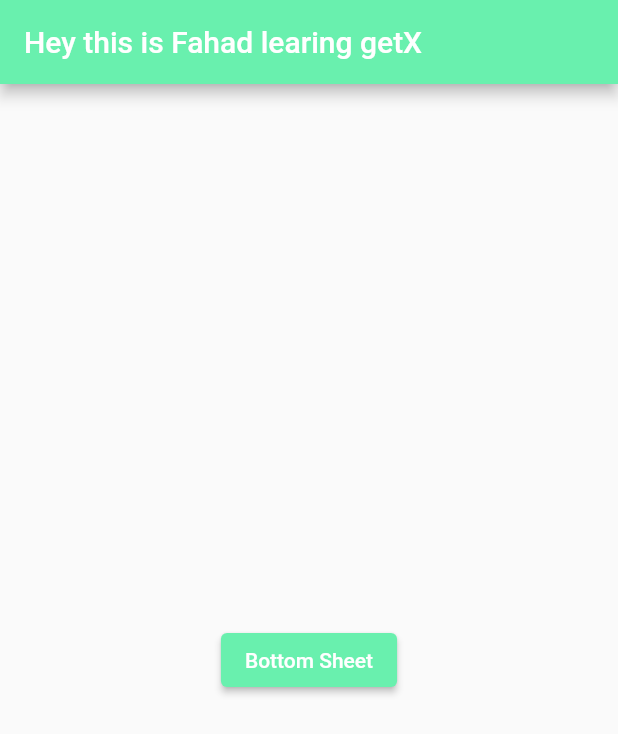
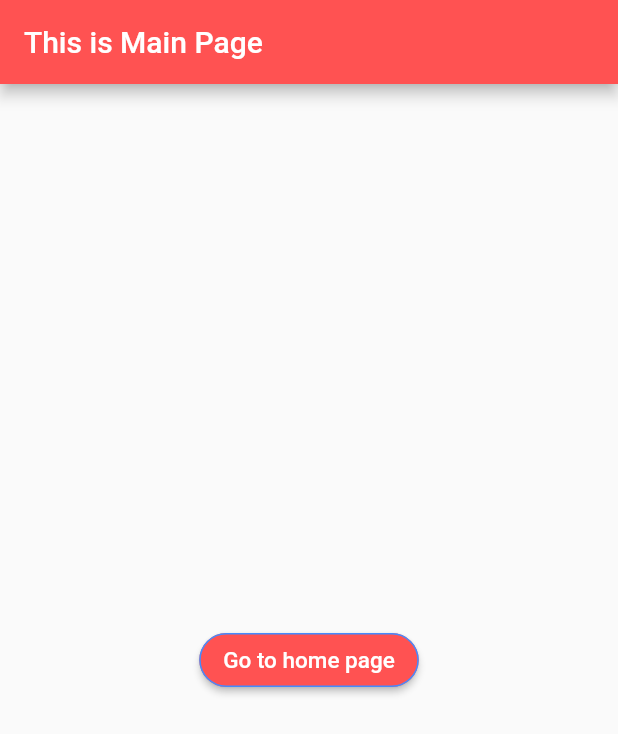
Before and after one commit to FahadKhan007/getX-FLutter, a Flutter app: the screen it shows after launch, on a phone screen of 412 x 824 dp. Shown: the top 734 px of the screen. Run offline on Flutter 3.47's test engine with Material 2 defaults, Android fonts, the phone set to English and light mode, and no system bars; our stand-ins replace get.

Commit message:
Route the pages by getX

```diff
--- a/lib/main.dart
+++ b/lib/main.dart
@@ -1,5 +1,6 @@
 import 'package:flutter/material.dart';
 import 'package:get/get.dart';
+import 'package:getx/homepage.dart';
 
 void main() {
   runApp(const MyApp());
@@ -12,44 +13,44 @@ class MyApp extends StatelessWidget {
   Widget build(BuildContext context) {
     return GetMaterialApp(
       debugShowCheckedModeBanner: false,
-      title: "Learn getX",
+      title: "Hey we are learning getX",
       home: Scaffold(
         appBar: AppBar(
-          backgroundColor: Colors.greenAccent,
-          title: const Text("Hey this is Fahad learing getX"),
+          backgroundColor: Colors.redAccent,
+          title: const Text("This is Main Page"),
         ),
         body: Center(
           child: Column(
             mainAxisAlignment: MainAxisAlignment.center,
             crossAxisAlignment: CrossAxisAlignment.center,
-            children: [
+            children: <Widget>[
               ElevatedButton(
                 style: ButtonStyle(
-                  backgroundColor:
-                      MaterialStateProperty.all(Colors.greenAccent),
+                  backgroundColor: MaterialStateProperty.all(
+                    Colors.redAccent,
+                  ),
+                  shape: MaterialStateProperty.all<RoundedRectangleBorder>(
+                    RoundedRectangleBorder(
+                      borderRadius: BorderRadius.circular(22),
+                      side: const BorderSide(
+                        color: Colors.blueAccent,
+                      ),
+                    ),
+                  ),
                 ),
                 onPressed: () {
-                  Get.bottomSheet(
-                    Container(
-                      child: Wrap(
-                        children: <Widget>[
-                          ListTile(
-                            leading: Icon(Icons.light_mode_outlined),
-                            title: Text("Light Theme"),
-                            onTap: () => {Get.changeTheme(ThemeData.light())},
-                          ),
-                          ListTile(
-                            leading: Icon(Icons.dark_mode_outlined),
-                            title: Text("Dark Theme"),
-                            onTap: () => {Get.changeTheme(ThemeData.dark())},
-                          ),
-                        ],
-                      ),
-                    ),
+                  Get.to(
+                    const HomePage(),
                   );
                 },
-                child: const Text("Bottom Sheet"),
-              ),
+                child: const Text(
+                  "Go to home page",
+                  style: TextStyle(
+                    fontSize: 15,
+                    color: Colors.white,
+                  ),
+                ),
+              )
             ],
           ),
         ),
```
Also changed, not shown: lib/homepage.dart (added, +43 -0 lines), lib/productpage.dart (added, +57 -0 lines).
